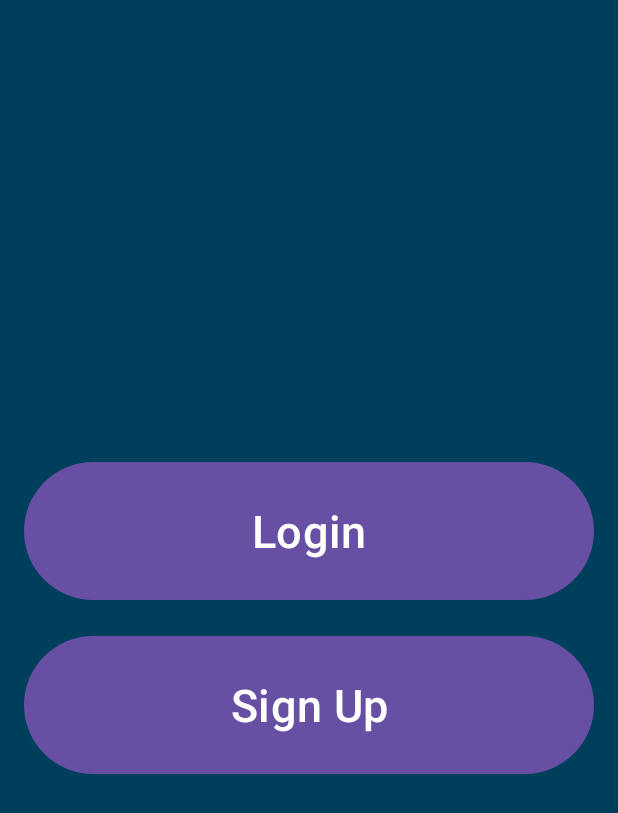
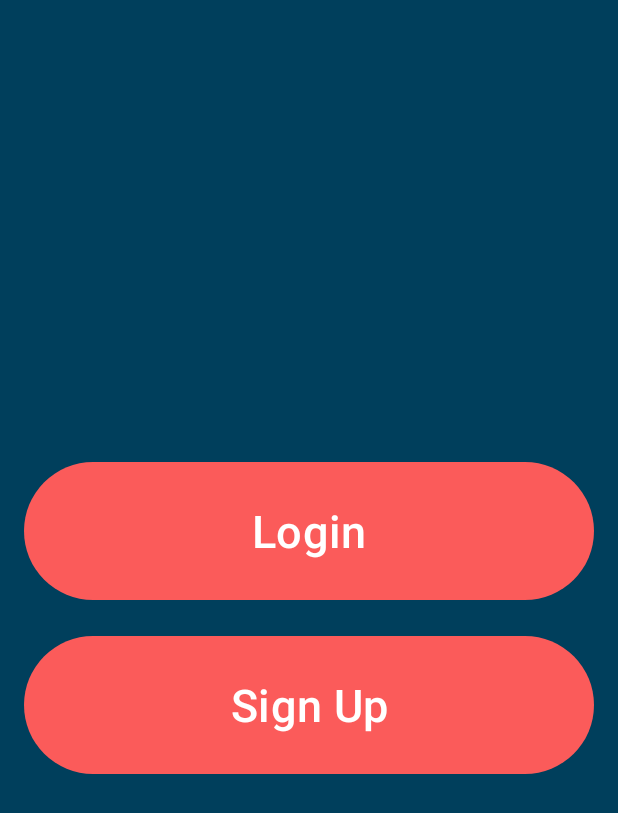
Before and after one commit to valantis-moustakakis/demo-android-client, an Android app: the AuthenticationActivity screen opened directly, with no data from a screen before it, on a phone screen of 412 x 824 dp. Shown: the top 813 px of the screen. Run offline under Robolectric (Android 15) with nearby library versions, the light colour scheme and no system bars.

Commit message:
Colors update

```diff
--- a/app/src/main/res/layout/activity_authentication.xml
+++ b/app/src/main/res/layout/activity_authentication.xml
@@ -6,7 +6,6 @@
     android:orientation="vertical"
     android:gravity="center"
     android:padding="16dp"
-    android:background="@color/background"
     tools:context=".activities.AuthenticationActivity">
 
     <Button
--- a/app/src/main/res/layout/activity_home.xml
+++ b/app/src/main/res/layout/activity_home.xml
@@ -6,7 +6,6 @@
     android:orientation="vertical"
     android:gravity="center"
     android:padding="16dp"
-    android:background="@color/background"
     tools:context=".activities.HomeActivity">
 
     <Button
--- a/app/src/main/res/layout/activity_login.xml
+++ b/app/src/main/res/layout/activity_login.xml
@@ -6,7 +6,6 @@
     android:orientation="vertical"
     android:gravity="center"
     android:padding="16dp"
-    android:background="@color/background"
     tools:context=".activities.LoginActivity">
 
     <TextView
--- a/app/src/main/res/layout/activity_main.xml
+++ b/app/src/main/res/layout/activity_main.xml
@@ -5,7 +5,6 @@
     android:layout_height="match_parent"
     android:gravity="center"
     android:padding="16dp"
-    android:background="@color/background"
     tools:context=".activities.MainActivity">
 
     <ProgressBar
--- a/app/src/main/res/layout/activity_map.xml
+++ b/app/src/main/res/layout/activity_map.xml
@@ -3,7 +3,6 @@
     xmlns:tools="http://schemas.android.com/tools"
     android:layout_width="match_parent"
     android:layout_height="match_parent"
-    android:background="@color/background"
     tools:context=".activities.MapActivity">
 
     <fragment
--- a/app/src/main/res/layout/activity_measurement.xml
+++ b/app/src/main/res/layout/activity_measurement.xml
@@ -4,7 +4,6 @@
     android:layout_width="match_parent"
     android:layout_height="match_parent"
     android:padding="16dp"
-    android:background="@color/background"
     tools:context=".activities.MeasurementActivity">
 
     <TextView
--- a/app/src/main/res/layout/activity_report_incident.xml
+++ b/app/src/main/res/layout/activity_report_incident.xml
@@ -5,7 +5,6 @@
     android:layout_height="match_parent"
     android:orientation="vertical"
     android:padding="16dp"
-    android:background="@color/background"
     tools:context=".activities.ReportIncidentActivity">
 
     <TextView
--- a/app/src/main/res/layout/activity_sign_up.xml
+++ b/app/src/main/res/layout/activity_sign_up.xml
@@ -6,7 +6,6 @@
     android:orientation="vertical"
     android:gravity="center"
     android:padding="16dp"
-    android:background="@color/background"
     tools:context=".activities.SignUpActivity">
 
     <TextView
--- a/app/src/main/res/values/themes.xml
+++ b/app/src/main/res/values/themes.xml
@@ -1,6 +1,8 @@
 <resources xmlns:tools="http://schemas.android.com/tools">
     <!-- Base application theme. -->
     <style name="Theme.Thesis" parent="Theme.Material3.Light.NoActionBar">
-
+        <item name="android:windowBackground">@color/background</item>
+        <item name="colorPrimary">@color/primaryColor</item>
+        <item name="android:textColor">@color/white</item>
     </style>
 </resources>
```
